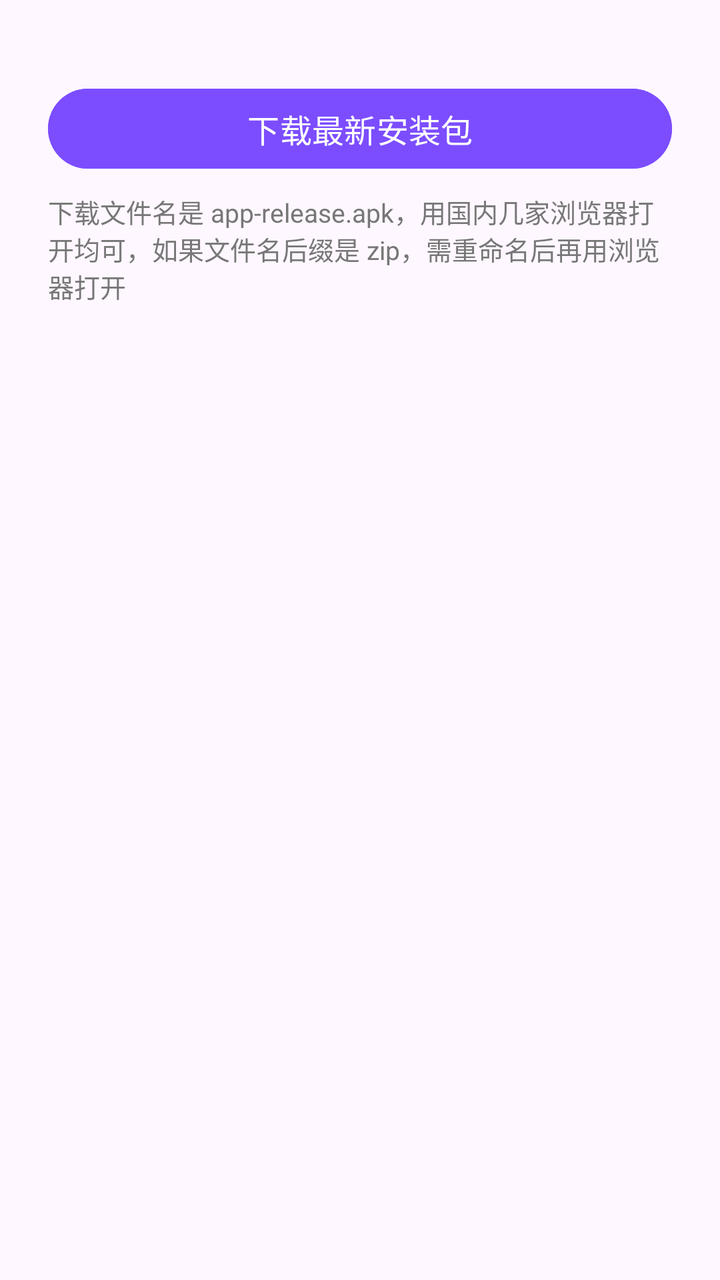
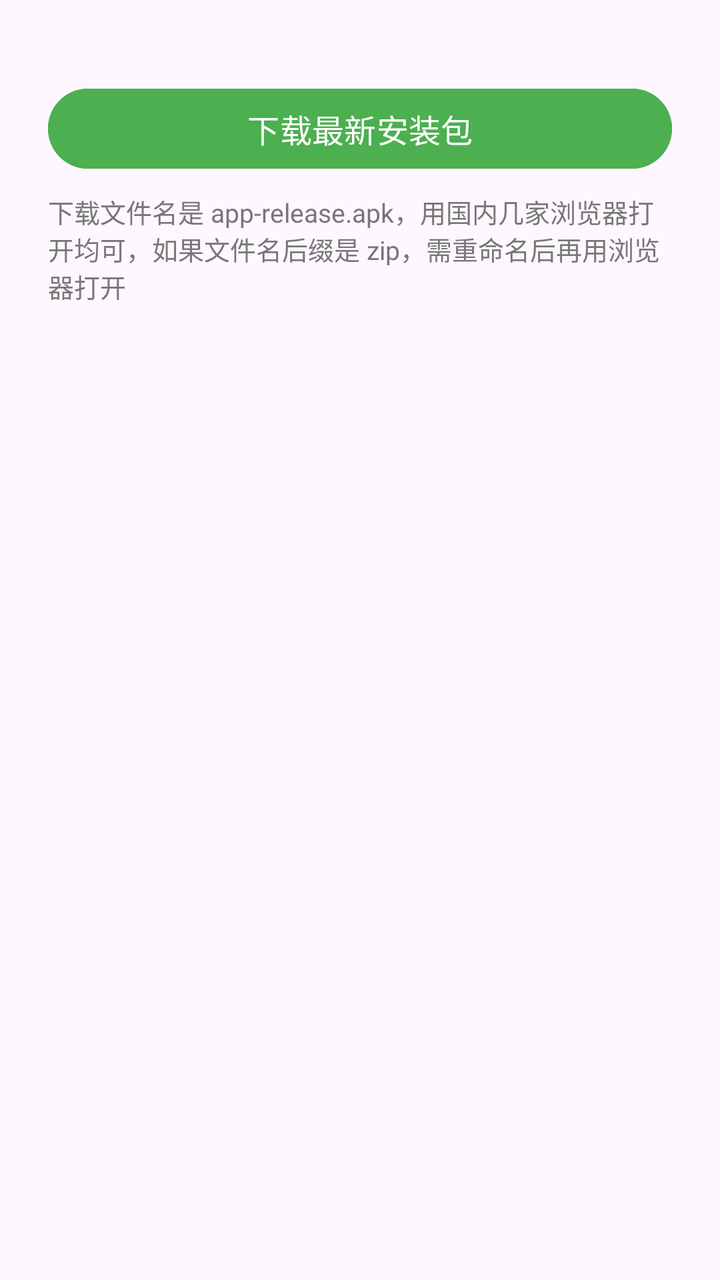

The first picture is an Android layout as it rendered before a commit; the second is the same layout after the commit. The layout source and the unified diff follow.
<!-- AndroidManifest.xml: application theme Theme.Basic -->
<!-- res/layout/dialog_version_update.xml -->
<?xml version="1.0" encoding="utf-8"?>
<LinearLayout xmlns:android="http://schemas.android.com/apk/res/android"
    android:layout_width="match_parent"
    android:layout_height="wrap_content"
    android:orientation="vertical"
    android:paddingStart="24dp"
    android:paddingTop="8dp"
    android:paddingEnd="24dp"
    android:paddingBottom="8dp">

    <TextView
        android:id="@+id/tv_version_detail"
        android:layout_width="match_parent"
        android:layout_height="wrap_content"
        android:layout_marginBottom="12dp"
        android:textColor="#555555"
        android:textSize="15sp" />

    <Button
        android:id="@+id/btn_latest_apk"
        android:layout_width="match_parent"
        android:layout_height="wrap_content"
        android:backgroundTint="#7C4DFF"
        android:text="@string/download_latest_apk"
        android:textAllCaps="false"
        android:textColor="#FFFFFF"
        android:textSize="16sp" />

    <TextView
        android:layout_width="match_parent"
        android:layout_height="wrap_content"
        android:layout_marginTop="8dp"
        android:text="@string/latest_apk_download_hint"
        android:textColor="#777777"
        android:textSize="13sp" />

</LinearLayout>
<!-- resources referenced by this layout -->
<resources>
  <string name="download_latest_apk">下载最新安装包</string>
  <string name="latest_apk_download_hint">下载文件名是 app-release.apk，用国内几家浏览器打开均可，如果文件名后缀是 zip，需重命名后再用浏览器打开</string>
  <style name="Theme.Basic" parent="Base.Theme.Basic" />
  <style name="Base.Theme.Basic" parent="Theme.Material3.DayNight.NoActionBar">
          
          
      </style>
</resources>

<!-- the commit's change to res/layout/dialog_version_update.xml (unified diff, before → after) -->
@@ -20,9 +20,8 @@
         android:id="@+id/btn_latest_apk"
         android:layout_width="match_parent"
         android:layout_height="wrap_content"
-        android:backgroundTint="#7C4DFF"
+        android:backgroundTint="#4CAF50"
         android:text="@string/download_latest_apk"
-        android:textAllCaps="false"
         android:textColor="#FFFFFF"
         android:textSize="16sp" />
 
